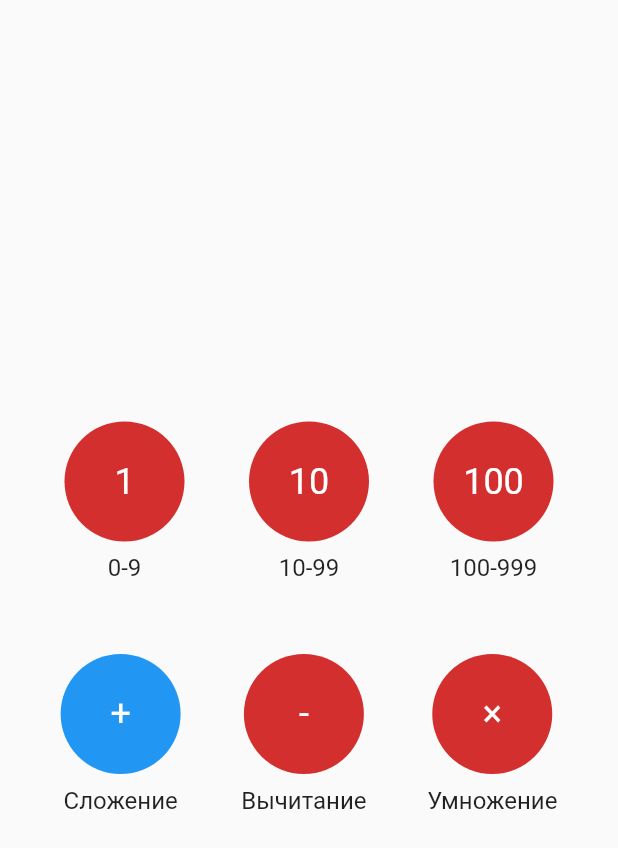
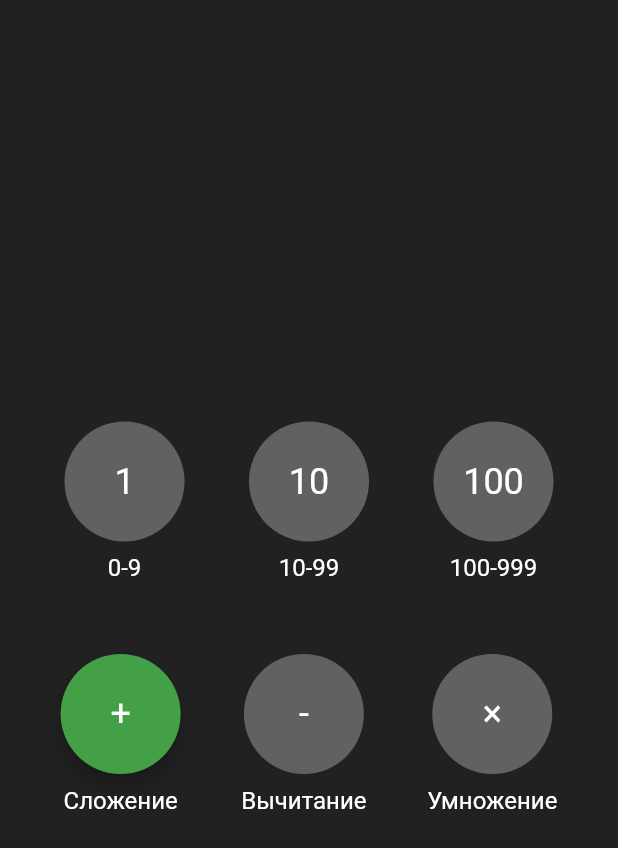
Before and after one commit to Vorkytaka/arithmetic_flutter, a Flutter app: the screen it shows after launch, after a tap on an icon or button, on a phone screen of 412 x 824 dp. Shown: the top 848 px of the screen. Run offline on Flutter 3.47's test engine with Material 2 defaults, Android fonts, the phone set to English and light mode, and no system bars; our stand-ins replace flutter_bloc, shared_preferences.

Commit message:
- Bla bla bla

```diff
--- a/lib/app.dart
+++ b/lib/app.dart
@@ -19,6 +19,28 @@ class App extends StatelessWidget {
           MainScreen.pathKey: (context) => const MainScreen(),
           GameScreen.pathKey: (context) => const GameScreen(),
         },
+        theme: ThemeData(
+          brightness: Brightness.dark,
+          primaryColor: Colors.green.shade600,
+          scaffoldBackgroundColor: Colors.grey.shade900,
+          primaryIconTheme: const IconThemeData(color: Colors.white),
+          errorColor: Colors.red.shade900,
+          colorScheme: ColorScheme(
+            brightness: Brightness.dark,
+            background: Colors.green.shade600,
+            onBackground: Colors.white,
+            error: Colors.red.shade900,
+            onError: Colors.white,
+            primary: Colors.green.shade600,
+            primaryVariant: Colors.grey.shade700,
+            onPrimary: Colors.white,
+            secondary: Colors.cyan.shade700,
+            secondaryVariant: Colors.grey.shade700,
+            onSecondary: Colors.white,
+            surface: Colors.grey.shade900,
+            onSurface: Colors.white,
+          ),
+        ),
       ),
     );
   }
--- a/lib/ui/main_screen/main_screen.dart
+++ b/lib/ui/main_screen/main_screen.dart
@@ -16,22 +16,36 @@ class MainScreen extends StatelessWidget {
       floatingActionButtonLocation: FloatingActionButtonLocation.centerFloat,
       floatingActionButton: BlocBuilder<ModeBloc, ModeState>(
         buildWhen: (prev, curr) => prev.canStart != curr.canStart,
-        builder: (context, state) => state.canStart ? OpenContainer(
+        builder: (context, state) => AnimatedSwitcher(
+          transitionBuilder: (child, a) => ScaleTransition(
+            scale: a,
+            child: child,
+          ),
+          duration: const Duration(milliseconds: 100),
+          switchInCurve: Curves.easeIn,
+          switchOutCurve: Curves.easeOut,
+          child: state.canStart
+              ? OpenContainer(
                   transitionDuration: const Duration(milliseconds: 450),
-          closedColor: Theme.of(context).primaryColor,
+                  closedColor: Theme.of(context).colorScheme.secondary,
                   closedElevation: 3,
                   closedShape: const RoundedRectangleBorder(borderRadius: BorderRadius.all(Radius.circular(50))),
                   tappable: true,
                   closedBuilder: (context, _) => SizedBox(
-            width: 80,
-            height: 80,
+                    width: 66,
+                    height: 66,
                     child: IconTheme(
                       data: Theme.of(context).primaryIconTheme,
-              child: const Icon(Icons.arrow_forward_ios),
+                      child: const Icon(
+                        Icons.arrow_forward_ios,
+                        size: 20,
+                      ),
                     ),
                   ),
                   openBuilder: (context, _) => const GameScreen(),
-        ) : const SizedBox.shrink(),
+                )
+              : const SizedBox.shrink(),
+        ),
       ),
       body: SafeArea(
         child: Column(
@@ -98,6 +112,7 @@ class _ButtonWithTitle extends StatelessWidget {
   final Widget buttonChild;
   final Color? color;
   final VoidCallback? onPressed;
+  final double elevation;
 
   const _ButtonWithTitle({
     Key? key,
@@ -105,6 +120,7 @@ class _ButtonWithTitle extends StatelessWidget {
     required this.title,
     this.color,
     this.onPressed,
+    this.elevation = 0,
   }) : super(key: key);
 
   @override
@@ -117,6 +133,7 @@ class _ButtonWithTitle extends StatelessWidget {
           child: buttonChild,
           color: color,
           onPressed: onPressed,
+          elevation: elevation,
         ),
         const SizedBox(height: 8),
         Text(
@@ -151,8 +168,9 @@ class _Button extends StatelessWidget {
       builder: (context, state) => _ButtonWithTitle(
         title: title,
         buttonChild: child,
-        color: selector(state) ? Theme.of(context).primaryColor : Theme.of(context).errorColor,
+        color: selector(state) ? Theme.of(context).primaryColor : Theme.of(context).colorScheme.primaryVariant,
         onPressed: onPressed,
+        elevation: selector(state) ? 5 : 0,
       ),
     );
   }
--- a/lib/widget/you_button.dart
+++ b/lib/widget/you_button.dart
@@ -11,6 +11,7 @@ class YouButton extends StatefulWidget {
   final VoidCallback? onPressed;
   final VoidCallback? onLongPress;
   final Color? color;
+  final double elevation;
 
   const YouButton({
     Key? key,
@@ -23,6 +24,7 @@ class YouButton extends StatefulWidget {
     this.textStyle,
     this.onPressed,
     this.onLongPress,
+    this.elevation = 3,
   })  : startRadius = width > height ? height / 2 : width / 2,
         super(key: key);
 
@@ -67,6 +69,7 @@ class _YouButtonState extends State<YouButton> with SingleTickerProviderStateMix
         return Material(
           color: widget.color ?? Theme.of(context).primaryColor,
           borderRadius: BorderRadius.all(Radius.circular(radius?.value ?? 50)),
+          elevation: widget.elevation,
           clipBehavior: Clip.hardEdge,
           child: InkWell(
             onTapDown: widget.onPressed != null ? (_) => animation.forward() : null,
```
Also changed, not shown: lib/ui/game_screen/game_screen.dart (+25 -9 lines). Lines whose indentation alone changed are shown as unchanged.
